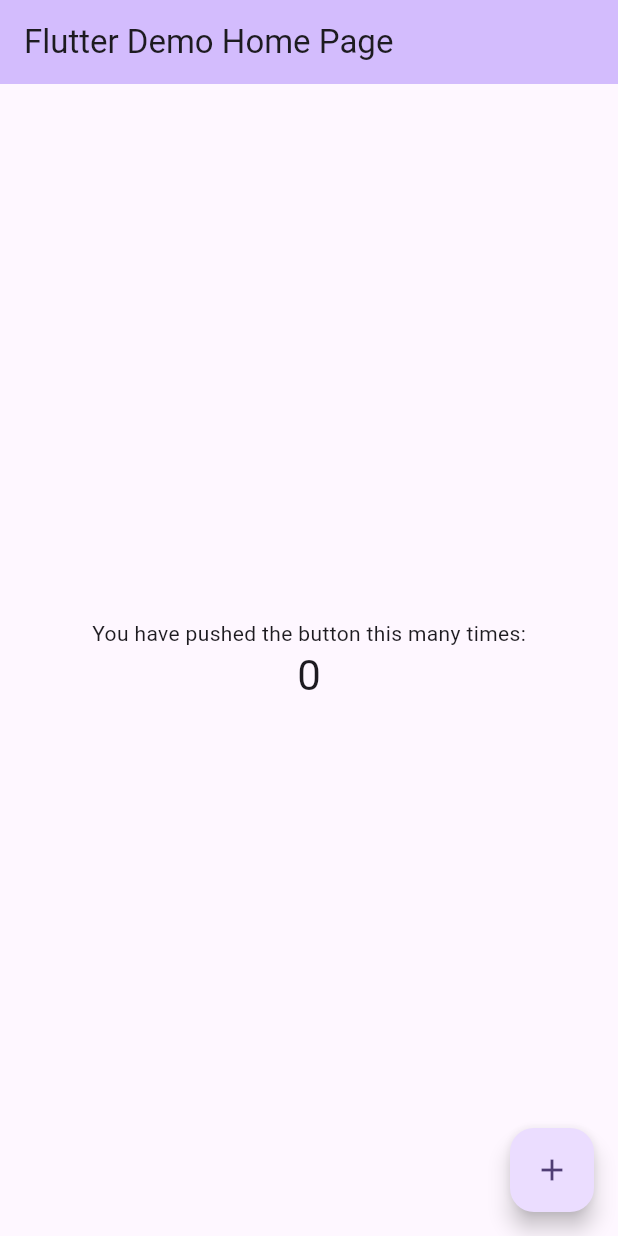
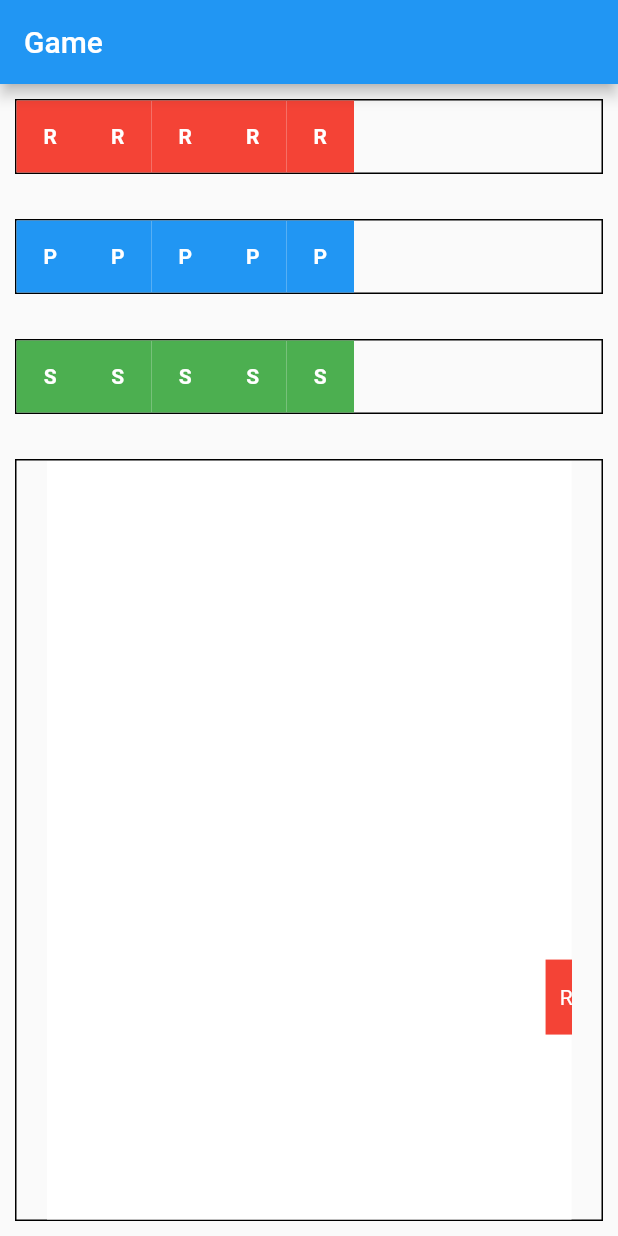
Before and after one commit to jamilehSadatHosseini/RockPaperScissorsGame, a Flutter app: the screen it shows after launch, on a phone screen of 412 x 824 dp. Run offline on Flutter 3.47's test engine with Material 2 defaults, Android fonts, the phone set to English and light mode, and no system bars.

Commit message:
add necessary class and file for showing itmes on top of screen and create GameScreen to move items,...

```diff
--- /dev/null
+++ b/lib/GameObject.dart
@@ -0,0 +1,20 @@
+enum ObjectType { Rock, Paper, Scissors }
+
+class GameObject {
+  ObjectType type;
+
+  GameObject(this.type);
+
+  String getDisplayName() {
+    switch (type) {
+      case ObjectType.Rock:
+        return 'R';
+      case ObjectType.Paper:
+        return 'P';
+      case ObjectType.Scissors:
+        return 'S';
+      default:
+        return '';
+    }
+  }
+}
--- /dev/null
+++ b/lib/PanelGameObject.dart
@@ -0,0 +1,14 @@
+import 'dart:math';
+import 'package:rock_paper_scissors_game/GameObject.dart';
+
+class GameItem {
+  final ObjectType type;
+  double x;
+  double y;
+  double dx;
+  double dy;
+
+  GameItem({required this.type, required this.x, required this.y})
+      : dx = Random().nextDouble() * 2 - 1,
+        dy = Random().nextDouble() * 2 - 1;
+}
--- a/lib/main.dart
+++ b/lib/main.dart
@@ -1,102 +1,15 @@
 import 'package:flutter/material.dart';
+import 'package:rock_paper_scissors_game/screen/MainScreen.dart';
 
 void main() {
-  runApp(const MyApp());
+  runApp(MyApp());
 }
 
 class MyApp extends StatelessWidget {
-  const MyApp({super.key});
-
-  // This widget is the root of your application.
   @override
   Widget build(BuildContext context) {
     return MaterialApp(
-      title: 'Flutter Demo',
-      theme: ThemeData(
-        colorScheme: ColorScheme.fromSeed(seedColor: Colors.deepPurple),
-        useMaterial3: true,
-      ),
-      home: const MyHomePage(title: 'Flutter Demo Home Page'),
+      home: MainScreen(),
     );
   }
 }
-
-class MyHomePage extends StatefulWidget {
-  const MyHomePage({super.key, required this.title});
-
-
-  final String title;
-
-  @override
-  State<MyHomePage> createState() => _MyHomePageState();
-}
-
-class _MyHomePageState extends State<MyHomePage> {
-  int _counter = 0;
-
-  void _incrementCounter() {
-    setState(() {
-      // This call to setState tells the Flutter framework that something has
-      // changed in this State, which causes it to rerun the build method below
-      // so that the display can reflect the updated values. If we changed
-      // _counter without calling setState(), then the build method would not be
-      // called again, and so nothing would appear to happen.
-      _counter++;
-    });
-  }
-
-  @override
-  Widget build(BuildContext context) {
-    // This method is rerun every time setState is called, for instance as done
-    // by the _incrementCounter method above.
-    //
-    // The Flutter framework has been optimized to make rerunning build methods
-    // fast, so that you can just rebuild anything that needs updating rather
-    // than having to individually change instances of widgets.
-    return Scaffold(
-      appBar: AppBar(
-        // TRY THIS: Try changing the color here to a specific color (to
-        // Colors.amber, perhaps?) and trigger a hot reload to see the AppBar
-        // change color while the other colors stay the same.
-        backgroundColor: Theme.of(context).colorScheme.inversePrimary,
-        // Here we take the value from the MyHomePage object that was created by
-        // the App.build method, and use it to set our appbar title.
-        title: Text(widget.title),
-      ),
-      body: Center(
-        // Center is a layout widget. It takes a single child and positions it
-        // in the middle of the parent.
-        child: Column(
-          // Column is also a layout widget. It takes a list of children and
-          // arranges them vertically. By default, it sizes itself to fit its
-          // children horizontally, and tries to be as tall as its parent.
-          //
-          // Column has various properties to control how it sizes itself and
-          // how it positions its children. Here we use mainAxisAlignment to
-          // center the children vertically; the main axis here is the vertical
-          // axis because Columns are vertical (the cross axis would be
-          // horizontal).
-          //
-          // TRY THIS: Invoke "debug painting" (choose the "Toggle Debug Paint"
-          // action in the IDE, or press "p" in the console), to see the
-          // wireframe for each widget.
-          mainAxisAlignment: MainAxisAlignment.center,
-          children: <Widget>[
-            const Text(
-              'You have pushed the button this many times:',
-            ),
-            Text(
-              '$_counter',
-              style: Theme.of(context).textTheme.headlineMedium,
-            ),
-          ],
-        ),
-      ),
-      floatingActionButton: FloatingActionButton(
-        onPressed: _incrementCounter,
-        tooltip: 'Increment',
-        child: const Icon(Icons.add),
-      ), // This trailing comma makes auto-formatting nicer for build methods.
-    );
-  }
-}
--- /dev/null
+++ b/lib/screen/GamePanel.dart
@@ -0,0 +1,120 @@
+import 'dart:async';
+import 'package:flutter/material.dart';
+import 'package:rock_paper_scissors_game/PanelGameObject.dart';
+import '../GameObject.dart';
+
+class GamePanel extends StatefulWidget {
+  const GamePanel({super.key});
+
+  @override
+  _GamePanelState createState() => _GamePanelState();
+}
+
+class _GamePanelState extends State<GamePanel> {
+  List<GameItem> panelGameObjects = [];
+  List<GameItem> objectsToRemove = [];
+
+  @override
+  void initState() {
+    super.initState();
+    createPanelGameObjects();
+    startGameLoop();
+  }
+
+  void createPanelGameObjects() {
+    for (int i = 0; i < 5; i++) {
+      panelGameObjects .add(GameItem(type: ObjectType.Rock, x: 50, y: 50));
+      panelGameObjects.add(GameItem(type: ObjectType.Paper, x: 150, y: 50));
+      panelGameObjects.add(GameItem(type: ObjectType.Scissors, x: 250, y: 50));
+    }
+  }
+
+  void startGameLoop() {
+    Timer.periodic(const Duration(milliseconds: 16), (timer) {
+      setState(() {
+        updatePanelGameObjects();
+      });
+    });
+  }
+
+  void updatePanelGameObjects() {
+    for (var obj in panelGameObjects) {
+      obj.x += obj.dx;
+      obj.y += obj.dy;
+
+      if (obj.x < 0 || obj.x > 350) {
+        obj.dx *= -1;
+        obj.x = obj.x.clamp(0, 350); // Keep object within the screen boundaries
+      }
+      if (obj.y < 0 || obj.y > 600) {
+        obj.dy *= -1;
+        obj.y = obj.y.clamp(0, 600); // Keep object within the screen boundaries
+      }
+
+      for (var otherObj in panelGameObjects) {
+        if (obj != otherObj &&
+            obj.x < otherObj.x + 50 &&
+            obj.x + 50 > otherObj.x &&
+            obj.y < otherObj.y + 50 &&
+            obj.y + 50 > otherObj.y) {
+          handleCollision(obj, otherObj);
+        }
+      }
+    }
+
+    for (var obj in objectsToRemove) {
+      panelGameObjects.remove(obj);
+    }
+    objectsToRemove.clear();
+  }
+
+  void handleCollision(GameItem obj1, GameItem obj2) {
+    if (obj1.type == obj2.type) {
+      // Bounce off each other
+      double tempDx = obj1.dx;
+      double tempDy = obj1.dy;
+      obj1.dx = obj2.dx;
+      obj1.dy = obj2.dy;
+      obj2.dx = tempDx;
+      obj2.dy = tempDy;
+    } else {
+      // Remove one of the objects
+      objectsToRemove.add(obj1.type == ObjectType.Scissors ? obj1 : obj2);
+    }
+  }
+
+  @override
+  Widget build(BuildContext context) {
+    return  Center(
+        child: Stack(
+          children: [
+            Container(
+              width: 350,
+              height: 600,
+              color: Colors.white,
+            ),
+            for (var obj in panelGameObjects)
+              Positioned(
+                left: obj.x,
+                top: obj.y,
+                child: Container(
+                  width: 50,
+                  height: 50,
+                  color: obj.type == ObjectType.Rock
+                      ? Colors.red
+                      : obj.type == ObjectType.Paper
+                      ? Colors.blue
+                      : Colors.green,
+                  child: Center(
+                    child: Text(
+                      obj.type.toString().split('.').last,
+                      style: const TextStyle(color: Colors.white),
+                    ),
+                  ),
+                ),
+              ),
+          ],
+        ),
+      );
+  }
+}
--- /dev/null
+++ b/lib/screen/MainScreen.dart
@@ -0,0 +1,40 @@
+import 'package:flutter/material.dart';
+import 'package:rock_paper_scissors_game/screen/GamePanel.dart';
+
+import '../GameObject.dart';
+import '../widget/RowContainer.dart';
+
+class MainScreen extends StatelessWidget {
+  @override
+  Widget build(BuildContext context) {
+    return Scaffold(
+      appBar: AppBar(
+        title: const Text('Game'),
+      ),
+      body: Column(
+        children: [
+          RowContainer(objectType: ObjectType.Rock, itemCount: 5),
+          const SizedBox(height: 10),
+          RowContainer(objectType: ObjectType.Paper, itemCount: 5),
+          const SizedBox(height: 10),
+          RowContainer(objectType: ObjectType.Scissors, itemCount: 5),
+          const SizedBox(height: 10),
+          Expanded(
+            child: Container(
+              decoration: BoxDecoration(
+                border: Border.all(
+                  color: Colors.black,
+                  width: 1.0,
+                ),
+              ),
+              margin: const EdgeInsets.all(10),
+              child: GamePanel(
+
+              ),
+            ),
+          ),
+        ],
+      ),
+    );
+  }
+}
--- /dev/null
+++ b/lib/widget/DraggableObject.dart
@@ -0,0 +1,33 @@
+import 'package:flutter/cupertino.dart';
+import 'package:rock_paper_scissors_game/GameObject.dart';
+
+import 'GameObjectWidget.dart';
+
+class DraggableObject extends StatefulWidget {
+  final GameObject object;
+  DraggableObject(this.object);
+
+  @override
+  _DraggableObjectState createState() => _DraggableObjectState();
+}
+
+class _DraggableObjectState extends State<DraggableObject> {
+  @override
+  Widget build(BuildContext context) {
+    return Draggable(
+      data: widget.object,
+      feedback: Container( // Wrap with a Container
+        width: 45,
+        height: 45,
+        child: GameObjectWidget(widget.object),
+      ),
+      childWhenDragging: Container(),
+      child: SizedBox( // Wrap with a Container
+        width: 45,
+        height: 45,
+        child: GameObjectWidget(widget.object),
+      ),
+    )
+    ;
+  }
+}
--- /dev/null
+++ b/lib/widget/GameObjectWidget.dart
@@ -0,0 +1,39 @@
+import 'package:flutter/material.dart';
+
+import '../GameObject.dart';
+
+class GameObjectWidget extends StatelessWidget {
+  final GameObject object;
+
+  GameObjectWidget(this.object);
+
+  @override
+  Widget build(BuildContext context) {
+    return Container(
+      width: 45,
+      height: 45,
+      color: _getObjectColor(object.type),
+      alignment: Alignment.center,
+      child: Text(
+        object.getDisplayName(),
+        style: const TextStyle(
+          color: Colors.white,
+          fontWeight: FontWeight.bold,
+        ),
+      ),
+    );
+  }
+
+  Color _getObjectColor(ObjectType type) {
+    switch (type) {
+      case ObjectType.Rock:
+        return Colors.red;
+      case ObjectType.Paper:
+        return Colors.blue;
+      case ObjectType.Scissors:
+        return Colors.green;
+      default:
+        return Colors.white;
+    }
+  }
+}
--- /dev/null
+++ b/lib/widget/RowContainer.dart
@@ -0,0 +1,45 @@
+import 'package:flutter/material.dart';
+import '../GameObject.dart';
+import 'DraggableObject.dart';
+
+class RowContainer extends StatefulWidget {
+  final ObjectType objectType;
+  final int itemCount;
+
+  RowContainer({required this.objectType, this.itemCount = 5});
+
+  @override
+  _RowContainerState createState() => _RowContainerState();
+}
+
+class _RowContainerState extends State<RowContainer> {
+  late List<GameObject> objects;
+
+  @override
+  void initState() {
+    super.initState();
+    objects = List.generate(widget.itemCount, (index) => GameObject(widget.objectType));
+    print(objects.length);
+  }
+
+  @override
+  Widget build(BuildContext context) {
+    return Container(
+      height: 50,
+      decoration: BoxDecoration(
+        border: Border.all(
+          color: Colors.black,
+          width: 1.0,
+        ),
+      ),
+      margin: const EdgeInsets.symmetric(vertical: 10, horizontal: 10),
+        child: ListView.builder(
+          scrollDirection: Axis.horizontal,
+          itemCount: objects.length,
+          itemBuilder: (context, index) {
+            return DraggableObject(objects[index]);
+          },
+        ),
+      );
+  }
+}
```
